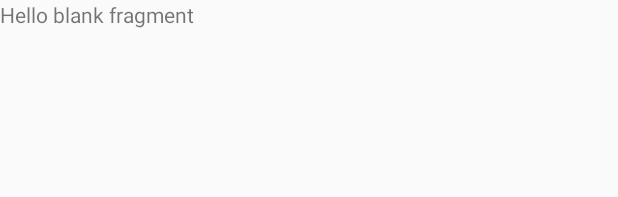
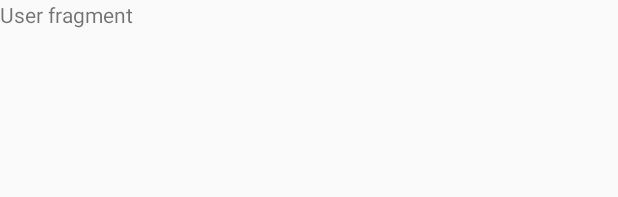
Before and after one commit to FelixLee1995/GoodAuntBusiness, an Android app: the layout fragment_user.xml on its own in the app's theme, with its tools: preview values and no code run, on a phone screen of 412 x 824 dp. Shown: the top 197 px of the screen. Run offline under Robolectric (Android 15) with nearby library versions, the phone set to English and light mode, and no system bars.

Commit message:
试一下可以提交不。。。。

```diff
--- a/app/src/main/res/layout/fragment_user.xml
+++ b/app/src/main/res/layout/fragment_user.xml
@@ -8,6 +8,6 @@
     <TextView
         android:layout_width="match_parent"
         android:layout_height="match_parent"
-        android:text="@string/hello_blank_fragment" />
+        android:text="User fragment" />
 
 </FrameLayout>
```
